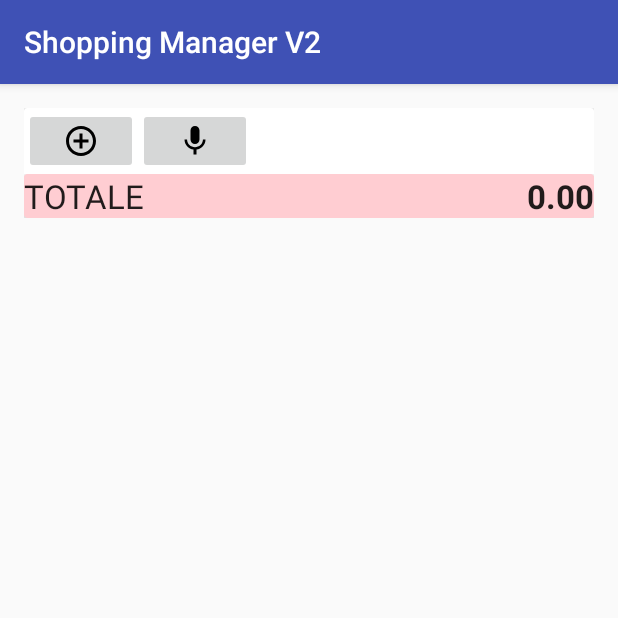
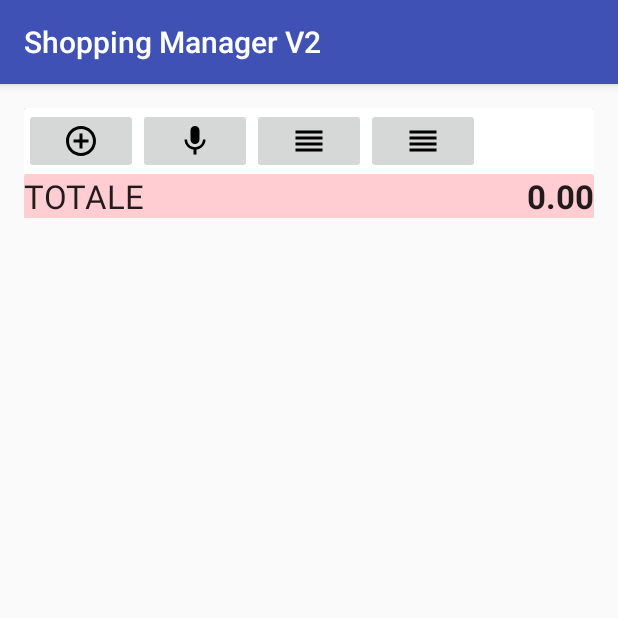
Before and after one commit to ettore-galli/ShoppingManager2, an Android app: the screen it shows after launch (MainListEditActivity), on a phone screen of 412 x 824 dp, the top half of it. Run offline under Robolectric (Android 15) with nearby library versions, the phone set to English and light mode, and no system bars.

Commit message:
work in progress

```diff
--- a/app/src/main/java/com/example/ettoregalli/shoppingmanager2/database/dao/ShoppingListDAO.java
+++ b/app/src/main/java/com/example/ettoregalli/shoppingmanager2/database/dao/ShoppingListDAO.java
@@ -20,10 +20,15 @@ public class ShoppingListDAO extends ShoppingListManagerBaseDAO {
     }
 
     public List<ListItem> getListItemList(int listId, int itemId) {
-        return getListItemList(getReadableDatabase(), listId, itemId);
+        String orderBy = "list_id, item_id";
+        return getListItemList(getReadableDatabase(), listId, itemId, null, orderBy);
     }
 
-    private List<ListItem> getListItemList(SQLiteDatabase sqLiteDatabase, int listId, int itemId) {
+    public List<ListItem> getListItemList(int listId, int itemId, String finalDestination, String orderBy) {
+        return getListItemList(getReadableDatabase(), listId, itemId, finalDestination, orderBy);
+    }
+
+    private List<ListItem> getListItemList(SQLiteDatabase sqLiteDatabase, int listId, int itemId, String finalDestination, String orderBy) {
         List<ListItem> listItems = new ArrayList<ListItem>();
         String[] LIST_ITEMS_TABLE_COLUMNS = {
                 "list_id",
@@ -37,20 +42,23 @@ public class ShoppingListDAO extends ShoppingListManagerBaseDAO {
                 FINAL_DESTINATION_FORMULA + " AS item_final_destination ",
                 FINAL_DESTINATION_VISUAL_INDEX_FORMULA + " AS item_final_destination_visual_index "
         };
-        String selection;
-        String[] selectionArgs;
-        if (itemId == 0) {
-            selection = "(list_id=?)";
-            selectionArgs = new String[1];
-            selectionArgs[0] = String.valueOf(listId);
-        } else {
-            selection = "(list_id=?) AND (item_id=?)";
-            selectionArgs = new String[2];
-            selectionArgs[0] = String.valueOf(listId);
-            selectionArgs[1] = String.valueOf(itemId);
+
+        SQLCudQueryBuilder sqb = new SQLCudQueryBuilder(LIST_ITEMS_TABLE_NAME);
+        try {
+            if (listId != 0) {
+                sqb.put("list_id", listId, true);
+            }
+            if (itemId != 0) {
+                sqb.put("item_id", itemId, true);
+            }
+            if (finalDestination != null) {
+                sqb.put("item_final_destination", finalDestination, true);
+            }
+        } catch (SQLCudQueryBuilder.ClassNotSupportedException ce) {
         }
 
-        String orderBy = "list_id, item_id";
+        String selection = sqb.getWhereClauseNoWhere();
+        String[] selectionArgs = null;
 
         Cursor slcur = sqLiteDatabase.query(
                 LIST_ITEMS_TABLE_NAME + " AS li",         // The table to query
@@ -148,20 +156,19 @@ public class ShoppingListDAO extends ShoppingListManagerBaseDAO {
         List<String> finalDestinations = new ArrayList<String>();
         String[] LIST_ITEMS_TABLE_COLUMNS = {FINAL_DESTINATION_FORMULA};
 
-        String selection;
-        String[] selectionArgs;
-        if (itemId == 0) {
-            selection = "(list_id=?)";
-            selectionArgs = new String[1];
-            selectionArgs[0] = String.valueOf(listId);
-        } else {
-            selection = "(list_id=?) AND (item_id=?)";
-            selectionArgs = new String[2];
-            selectionArgs[0] = String.valueOf(listId);
-            selectionArgs[1] = String.valueOf(itemId);
+        SQLCudQueryBuilder sqb = new SQLCudQueryBuilder(LIST_ITEMS_TABLE_NAME);
+        try {
+            if (listId != 0) {
+                sqb.put("list_id", listId, true);
+            }
+            if (itemId != 0) {
+                sqb.put("item_id", itemId, true);
+            }
+        } catch (SQLCudQueryBuilder.ClassNotSupportedException ce) {
         }
 
-        String orderBy = "list_id, item_id";
+        String selection = sqb.getWhereClauseNoWhere();
+        String[] selectionArgs = null;
 
         Cursor slcur = sqLiteDatabase.query(
                 true,
@@ -194,19 +201,20 @@ public class ShoppingListDAO extends ShoppingListManagerBaseDAO {
                 "SUM(" + TOTAL_PRICE_FORMULA + ") AS item_total_price ",
                 FINAL_DESTINATION_VISUAL_INDEX_FORMULA + " AS item_final_destination_visual_index "
         };
-        String selection;
-        String[] selectionArgs;
 
-        if (itemId == 0) {
-            selection = "(list_id=?)";
-            selectionArgs = new String[1];
-            selectionArgs[0] = String.valueOf(listId);
-        } else {
-            selection = "(list_id=?) AND (item_id=?)";
-            selectionArgs = new String[2];
-            selectionArgs[0] = String.valueOf(listId);
-            selectionArgs[1] = String.valueOf(itemId);
+        SQLCudQueryBuilder sqb = new SQLCudQueryBuilder(LIST_ITEMS_TABLE_NAME);
+        try {
+            if (listId != 0) {
+                sqb.put("list_id", listId, true);
+            }
+            if (itemId != 0) {
+                sqb.put("item_id", itemId, true);
+            }
+        } catch (SQLCudQueryBuilder.ClassNotSupportedException ce) {
         }
+
+        String selection = sqb.getWhereClauseNoWhere();
+        String[] selectionArgs = null;
 
         Cursor slcur = sqLiteDatabase.query(
                 LIST_ITEMS_TABLE_NAME + " AS li",         // The table to query
@@ -225,7 +233,7 @@ public class ShoppingListDAO extends ShoppingListManagerBaseDAO {
             li.setTotalPrice(totalPrice);
             li.setFinalDestination(slcur.getString(slcur.getColumnIndex("item_final_destination")));
             li.setFinalDestinationVisualIndex(slcur.getInt(slcur.getColumnIndex("item_final_destination_visual_index")));
-            grandTotal=grandTotal.add(totalPrice);
+            grandTotal = grandTotal.add(totalPrice);
             listSubtotals.add(li);
         }
 
--- a/app/src/main/java/com/example/ettoregalli/shoppingmanager2/database/dao/ShoppingListManagerBaseDAO.java
+++ b/app/src/main/java/com/example/ettoregalli/shoppingmanager2/database/dao/ShoppingListManagerBaseDAO.java
@@ -12,6 +12,9 @@ import java.util.Arrays;
 import java.util.List;
 
 public class ShoppingListManagerBaseDAO extends SQLiteOpenHelper {
+    public static final String ORDER_ITEMS_BY_ID = "list_id, item_id";
+    public static final String ORDER_ITEMS_BY_FINAL_DESTINATION = "list_id, item_final_destination, item_id";
+
     /* Attributi di classe */
     protected static final String DATABASE_NAME = "shopping_list.db";
     protected static final int DATABASE_VERSION = 1;
--- a/app/src/main/java/com/example/ettoregalli/shoppingmanager2/database/sqliteutilities/SQLCudQueryBuilder.java
+++ b/app/src/main/java/com/example/ettoregalli/shoppingmanager2/database/sqliteutilities/SQLCudQueryBuilder.java
@@ -270,6 +270,16 @@ public class SQLCudQueryBuilder {
     }
 
     /**
+     * Gets the where clause without the where statement
+     *
+     * @return
+     */
+    public String getWhereClauseNoWhere() {
+        String where = getFieldExpressionList(KEY_VALUES_KEYS, EXPRESSION_TYPE_FIELDS_EQUAL_VALUES, WHERE_CLAUSE_AND_SEPARATOR, true);
+        return where;
+    }
+
+    /**
      * Gets the field expression list used
      *
      * @param keyValues               Allows to select key fields only, non-key fields only or both
--- a/app/src/main/java/com/example/ettoregalli/shoppingmanager2/ui/MainListEditActivity.java
+++ b/app/src/main/java/com/example/ettoregalli/shoppingmanager2/ui/MainListEditActivity.java
@@ -30,6 +30,7 @@ public class MainListEditActivity extends AppCompatActivity {
 
     // Elenco voci in lista
     List<ListItem> displayList;
+    String listOrderBy;
 
     // Costruzione lista voci
     RecyclerView shoppingListRecyclerView;
@@ -46,6 +47,10 @@ public class MainListEditActivity extends AppCompatActivity {
 
     // Pulsante nuova voce
     ImageButton insertNewItem;
+
+    // Pulsanti ordinamento
+    ImageButton orderById;
+    ImageButton orderByFinalDestination;
 
     @Override
     protected void onCreate(Bundle savedInstanceState) {
@@ -85,7 +90,27 @@ public class MainListEditActivity extends AppCompatActivity {
             }
         });
 
+        /* Ordinamento */
+        orderById = (ImageButton) findViewById(R.id.orderById);
+        orderByFinalDestination = (ImageButton) findViewById(R.id.orderByFinalDestination);
+        orderById.setOnClickListener(new View.OnClickListener() {
+            @Override
+            public void onClick(View view) {
+                listOrderBy = ShoppingListDAO.ORDER_ITEMS_BY_ID;
+                loadItemList();
+            }
+        });
 
+        orderByFinalDestination.setOnClickListener(new View.OnClickListener() {
+            @Override
+            public void onClick(View view) {
+                listOrderBy = ShoppingListDAO.ORDER_ITEMS_BY_FINAL_DESTINATION;
+                loadItemList();
+            }
+        });
+
+        /* Ordinamento di default */
+        listOrderBy = ShoppingListDAO.ORDER_ITEMS_BY_ID;
 
         /* Caricamento dati iniziale */
         loadItemList();
@@ -191,7 +216,7 @@ public class MainListEditActivity extends AppCompatActivity {
 
             /* Lista dettaglio */
             displayList.clear();
-            displayList.addAll(shoppingListDAO.getListItemList(listId, 0));
+            displayList.addAll(shoppingListDAO.getListItemList(listId, 0, null, listOrderBy));
 
             /* Lista subtotali */
             subtotalList.clear();
--- a/app/src/main/java/com/example/ettoregalli/shoppingmanager2/ui/ShoppingListDriverConstants.java
+++ b/app/src/main/java/com/example/ettoregalli/shoppingmanager2/ui/ShoppingListDriverConstants.java
@@ -17,4 +17,6 @@ public class ShoppingListDriverConstants {
 
     public static final String SUBTOTALS_GRAND_TOTAL_CAPTION = "TOTALE";
     public static final int SUBTOTALS_GRAND_TOTAL_VISUAL_INDEX = -1;
+
+
 }
--- /dev/null
+++ b/app/src/main/res/drawable/ic_reorder_black_24dp.xml
@@ -0,0 +1,9 @@
+<vector xmlns:android="http://schemas.android.com/apk/res/android"
+        android:width="24dp"
+        android:height="24dp"
+        android:viewportWidth="24.0"
+        android:viewportHeight="24.0">
+    <path
+        android:fillColor="#FF000000"
+        android:pathData="M3,15h18v-2L3,13v2zM3,19h18v-2L3,17v2zM3,11h18L21,9L3,9v2zM3,5v2h18L21,5L3,5z"/>
+</vector>
--- a/app/src/main/res/layout/activity_main_list_edit.xml
+++ b/app/src/main/res/layout/activity_main_list_edit.xml
@@ -52,6 +52,23 @@
                         android:src="@drawable/ic_mic_black_24dp"
                         />
 
+                    <ImageButton
+                        android:id="@+id/orderById"
+                        android:layout_width="0dp"
+                        android:layout_height="wrap_content"
+                        android:layout_weight="20"
+                        android:checked="false"
+                        android:src="@drawable/ic_reorder_black_24dp"
+                        />
+
+                    <ImageButton
+                        android:id="@+id/orderByFinalDestination"
+                        android:layout_width="0dp"
+                        android:layout_height="wrap_content"
+                        android:layout_weight="20"
+                        android:checked="false"
+                        android:src="@drawable/ic_reorder_black_24dp"
+                        />
                 </LinearLayout>
 
                 <android.support.v7.widget.RecyclerView
```
Also changed, not shown: 20 other files.
